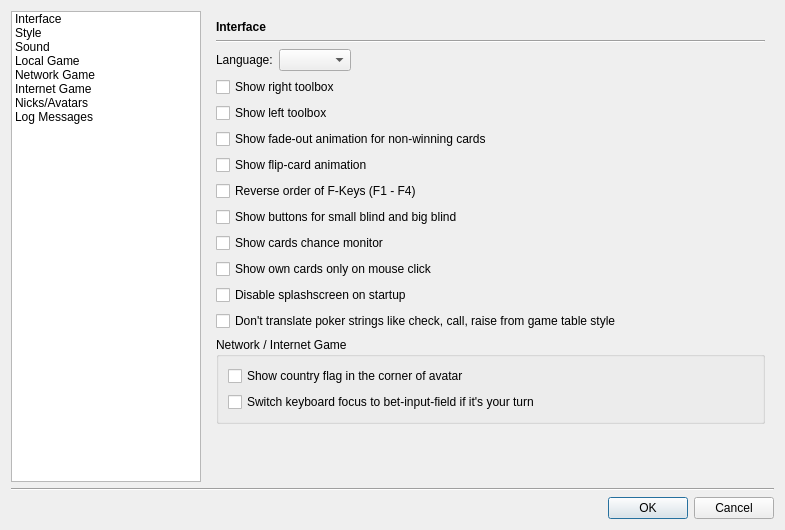
pokerth/pokerth, file src/gui/qt/settingsdialog.ui: the form before one commit.
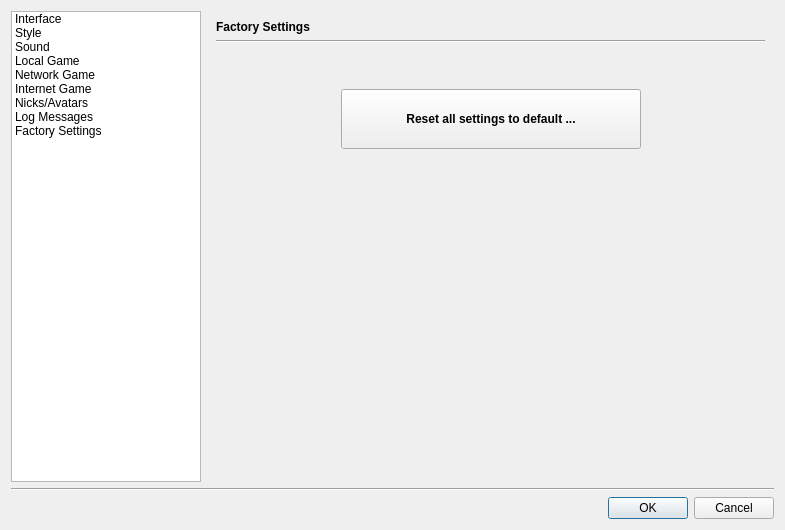
The form after the commit. The open tabs and pages were chosen to show the change. Icons and pictures are not drawn. Custom widgets are drawn as their Qt base class.

Commit message: update zlib_compress.pro, add "reset factory settings" button to settings menu

The edit to the form file:
```diff
--- a/src/gui/qt/settingsdialog.ui
+++ b/src/gui/qt/settingsdialog.ui
@@ -120,6 +120,15 @@
           <normaloff>:/gfx/utilities-log-viewer.png</normaloff>:/gfx/utilities-log-viewer.png</iconset>
         </property>
        </item>
+       <item>
+        <property name="text">
+         <string>Factory Settings</string>
+        </property>
+        <property name="icon">
+         <iconset resource="resources/pokerth.qrc">
+          <normaloff>:/gfx/document-revert.png</normaloff>:/gfx/document-revert.png</iconset>
+        </property>
+       </item>
       </widget>
      </item>
      <item>
@@ -3612,6 +3621,108 @@
          </item>
         </layout>
        </widget>
+       <widget class="QWidget" name="page_9">
+        <layout class="QGridLayout" name="gridLayout_22">
+         <item row="0" column="0" colspan="2">
+          <widget class="QLabel" name="label_44">
+           <property name="font">
+            <font>
+             <weight>75</weight>
+             <bold>true</bold>
+            </font>
+           </property>
+           <property name="text">
+            <string>Factory Settings</string>
+           </property>
+          </widget>
+         </item>
+         <item row="3" column="1">
+          <spacer name="verticalSpacer_5">
+           <property name="orientation">
+            <enum>Qt::Vertical</enum>
+           </property>
+           <property name="sizeType">
+            <enum>QSizePolicy::Fixed</enum>
+           </property>
+           <property name="sizeHint" stdset="0">
+            <size>
+             <width>269</width>
+             <height>40</height>
+            </size>
+           </property>
+          </spacer>
+         </item>
+         <item row="4" column="0" colspan="2">
+          <layout class="QHBoxLayout" name="horizontalLayout_10">
+           <item>
+            <spacer name="horizontalSpacer_9">
+             <property name="orientation">
+              <enum>Qt::Horizontal</enum>
+             </property>
+             <property name="sizeHint" stdset="0">
+              <size>
+               <width>40</width>
+               <height>20</height>
+              </size>
+             </property>
+            </spacer>
+           </item>
+           <item>
+            <widget class="QPushButton" name="pushButton_resetSettings">
+             <property name="minimumSize">
+              <size>
+               <width>300</width>
+               <height>60</height>
+              </size>
+             </property>
+             <property name="font">
+              <font>
+               <weight>75</weight>
+               <bold>true</bold>
+              </font>
+             </property>
+             <property name="text">
+              <string>Reset all settings to default ...</string>
+             </property>
+            </widget>
+           </item>
+           <item>
+            <spacer name="horizontalSpacer_10">
+             <property name="orientation">
+              <enum>Qt::Horizontal</enum>
+             </property>
+             <property name="sizeHint" stdset="0">
+              <size>
+               <width>40</width>
+               <height>20</height>
+              </size>
+             </property>
+            </spacer>
+           </item>
+          </layout>
+         </item>
+         <item row="5" column="1">
+          <spacer name="verticalSpacer_6">
+           <property name="orientation">
+            <enum>Qt::Vertical</enum>
+           </property>
+           <property name="sizeHint" stdset="0">
+            <size>
+             <width>269</width>
+             <height>292</height>
+            </size>
+           </property>
+          </spacer>
+         </item>
+         <item row="1" column="0" colspan="2">
+          <widget class="Line" name="line_10">
+           <property name="orientation">
+            <enum>Qt::Horizontal</enum>
+           </property>
+          </widget>
+         </item>
+        </layout>
+       </widget>
       </widget>
      </item>
     </layout>
```
The commit also changes 4 other files.
